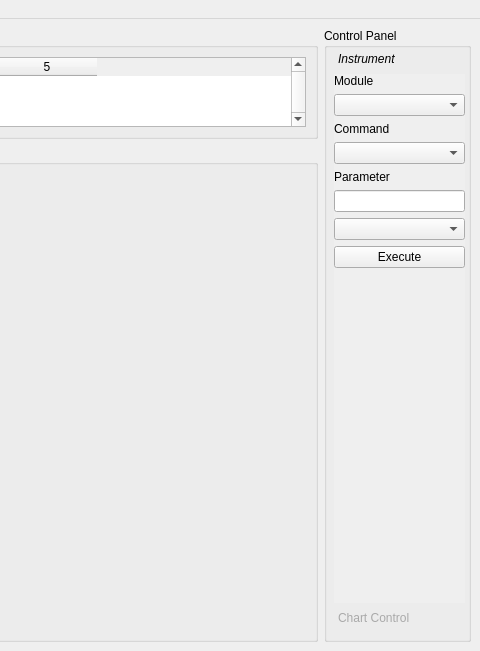
First picture: the form in ui/mainwindow.ui, repository mhorn71/StarbaseMini, before the edit; both pictures show x 425 to 905 and y 0 to 651 of the 905 by 651 pixel window.
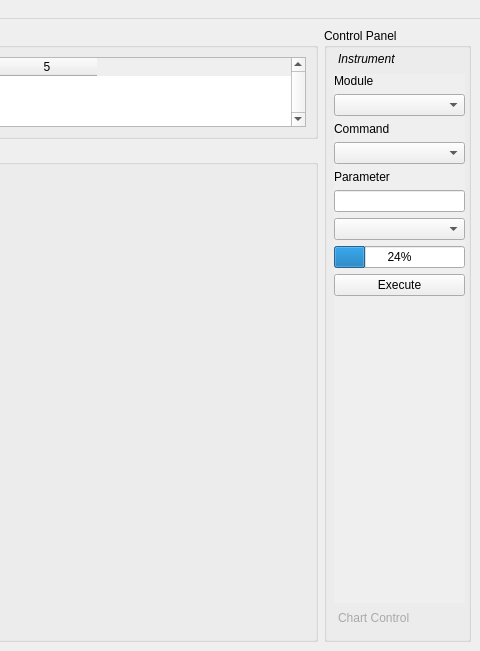
Second picture: the form after the edit.

```diff
--- a/ui/mainwindow.ui
+++ b/ui/mainwindow.ui
@@ -187,7 +187,7 @@
               <x>0</x>
               <y>0</y>
               <width>131</width>
-              <height>259</height>
+              <height>267</height>
              </rect>
             </property>
             <layout class="QGridLayout" name="gridLayout">
@@ -228,14 +228,14 @@
              <item row="6" column="0">
               <widget class="QComboBox" name="choicesComboBox"/>
              </item>
-             <item row="7" column="0">
+             <item row="8" column="0">
               <widget class="QPushButton" name="executeButton">
                <property name="text">
                 <string>Execute</string>
                </property>
               </widget>
              </item>
-             <item row="8" column="0">
+             <item row="9" column="0">
               <spacer name="verticalSpacer_2">
                <property name="orientation">
                 <enum>Qt::Vertical</enum>
@@ -248,6 +248,13 @@
                </property>
               </spacer>
              </item>
+             <item row="7" column="0">
+              <widget class="QProgressBar" name="ExecuteBar">
+               <property name="value">
+                <number>24</number>
+               </property>
+              </widget>
+             </item>
             </layout>
            </widget>
           </widget>
```
Left out of the diff: 4 changed lines with no effect on the pictures.
